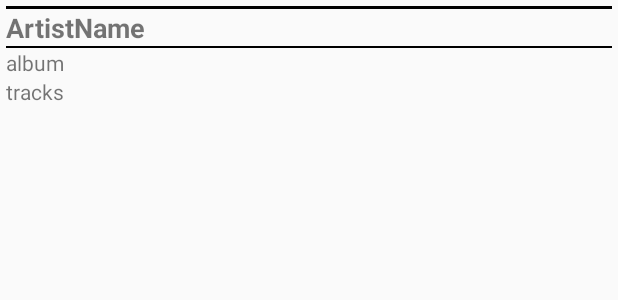
After one commit to YukenNarumi/MusicPlayer, an Android app: the layout item_artist.xml on its own in the app's theme, with its tools: preview values and no code run, on a phone screen of 412 x 824 dp. The commit adds this screen. Shown: the top 300 px of the screen. Run offline under Robolectric (Android 15) with nearby library versions, the phone set to English and light mode, and no system bars.

Commit message:
・追加:保存済みのアーティスト情報をリストとして取得する機能 ・修正:ソース整理

```diff
--- /dev/null
+++ b/app/src/main/res/layout/item_artist.xml
@@ -0,0 +1,46 @@
+<?xml version="1.0" encoding="utf-8"?>
+<LinearLayout xmlns:android="http://schemas.android.com/apk/res/android"
+    xmlns:app="http://schemas.android.com/apk/res-auto"
+    xmlns:tools="http://schemas.android.com/tools"
+    android:layout_width="wrap_content"
+    android:layout_height="wrap_content"
+    android:orientation="vertical">
+
+    <LinearLayout
+        android:layout_width="match_parent"
+        android:layout_height="match_parent"
+        android:layout_margin="4dp"
+        android:orientation="vertical">
+
+        <View
+            android:layout_width="match_parent"
+            android:layout_height="2dp"
+            android:background="@android:color/black" />
+
+        <TextView
+            android:id="@+id/artist"
+            android:layout_width="match_parent"
+            android:layout_height="wrap_content"
+            android:text="ArtistName"
+            android:textSize="18sp"
+            android:textStyle="bold" />
+
+        <View
+            android:layout_width="match_parent"
+            android:layout_height="1dp"
+            android:background="@android:color/black" />
+
+        <TextView
+            android:id="@+id/album"
+            android:layout_width="match_parent"
+            android:layout_height="wrap_content"
+            android:text="album" />
+
+        <TextView
+            android:id="@+id/tracks"
+            android:layout_width="match_parent"
+            android:layout_height="wrap_content"
+            android:text="tracks" />
+    </LinearLayout>
+
+</LinearLayout>
```
Also changed, not shown: app/src/main/java/com/example/yuken/musicplayer/Artist.java (added, +52 -0 lines), app/src/main/java/com/example/yuken/musicplayer/ListArtistAdapter.java (added, +50 -0 lines), app/src/main/java/com/example/yuken/musicplayer/Track.java (+5 -5 lines), app/src/main/java/com/example/yuken/musicplayer/TrackDialogFragment.java (+10 -8 lines).
